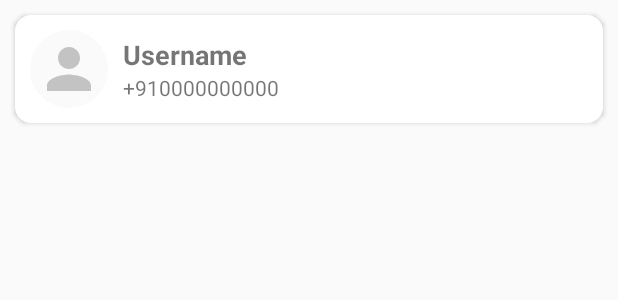
After one commit to Jerald-Joyson/Simple-Chat-Application, an Android app: the layout search_user_recycler_row.xml on its own in the app's theme, with its tools: preview values and no code run, on a phone screen of 412 x 824 dp. The commit adds this screen. Shown: the top 300 px of the screen. Run offline under Robolectric (Android 15) with nearby library versions, the phone set to English and light mode, and no system bars.

Commit message:
searching is set in search username activity

```diff
--- a/app/build.gradle
+++ b/app/build.gradle
@@ -34,11 +34,13 @@ dependencies {
     implementation 'androidx.appcompat:appcompat:1.6.1'
     implementation 'com.google.android.material:material:1.8.0'
     implementation 'androidx.constraintlayout:constraintlayout:2.1.4'
-    implementation 'com.google.firebase:firebase-firestore:24.0.2'
+    implementation 'com.google.firebase:firebase-firestore:24.4.4'
+    implementation 'com.google.firebase:firebase-firestore-ktx:24.6.0'
+    implementation 'com.google.firebase:firebase-auth-ktx:22.0.0'
     testImplementation 'junit:junit:4.13.2'
     androidTestImplementation 'androidx.test.ext:junit:1.1.5'
     androidTestImplementation 'androidx.test.espresso:espresso-core:3.5.1'
 
     implementation platform('com.google.firebase:firebase-bom:31.4.0')
-    implementation 'com.google.firebase:firebase-auth-ktx'
+    implementation 'com.firebaseui:firebase-ui-firestore:8.0.2'
 }
--- a/app/src/main/java/com/example/chat_app/LoginUsernameActivity.java
+++ b/app/src/main/java/com/example/chat_app/LoginUsernameActivity.java
@@ -51,7 +51,7 @@ public class LoginUsernameActivity extends AppCompatActivity {
         if (userModel !=null){
             userModel.setUsername(username);
         }else{
-            userModel = new UserModel(phoneNumber,username, Timestamp.now());
+            userModel = new UserModel(phoneNumber,username, Timestamp.now(),FirebaseUtil.currentUserId());
         }
         FirebaseUtil.currentUserDetails().set(userModel).addOnCompleteListener(new OnCompleteListener<Void>() {
             @Override
--- a/app/src/main/res/layout/activity_search_user.xml
+++ b/app/src/main/res/layout/activity_search_user.xml
@@ -52,6 +52,7 @@
             android:layout_toLeftOf="@id/search_user_btn"
             android:background="@drawable/edit_text_rounded_corner"
             android:elevation="4dp"
+            android:textColor="@color/black"
             android:hint="Username"
             android:textColorHint="@color/light_gray"
             android:padding="10dp" />
--- /dev/null
+++ b/app/src/main/res/layout/profile_pic_view.xml
@@ -0,0 +1,18 @@
+<?xml version="1.0" encoding="utf-8"?>
+<RelativeLayout xmlns:android="http://schemas.android.com/apk/res/android"
+    android:layout_width="wrap_content"
+    android:layout_height="wrap_content"
+    xmlns:app="http://schemas.android.com/apk/res-auto">
+
+    <ImageView
+        android:layout_width="52dp"
+        android:layout_height="52dp"
+        android:background="@drawable/circular_bg"
+        android:src="@drawable/person_icon"
+        android:padding="4dp"
+        app:tint="@color/light_gray"
+        android:backgroundTint="@color/off_white"
+        android:layout_centerInParent="true"
+        android:id="@+id/profile_pic_image_view"/>
+
+</RelativeLayout>
--- /dev/null
+++ b/app/src/main/res/layout/search_user_recycler_row.xml
@@ -0,0 +1,34 @@
+<?xml version="1.0" encoding="utf-8"?>
+<LinearLayout xmlns:android="http://schemas.android.com/apk/res/android"
+    android:layout_width="match_parent"
+    android:layout_height="wrap_content"
+    android:background="@drawable/edit_text_rounded_corner"
+    android:layout_margin="10dp"
+    android:elevation="2dp">
+
+<include layout="@layout/profile_pic_view"
+    android:layout_width="52dp"
+    android:layout_height="52dp"
+    android:layout_gravity="center"
+    android:layout_margin="10dp"/>
+
+    <LinearLayout
+        android:layout_width="match_parent"
+        android:layout_height="wrap_content"
+        android:layout_gravity="center"
+        android:orientation="vertical">
+
+        <TextView
+            android:id="@+id/user_name_text"
+            android:layout_width="wrap_content"
+            android:layout_height="wrap_content"
+            android:text="Username"
+            android:textSize="18dp"
+            android:textStyle="bold"/>
+        <TextView
+            android:layout_width="wrap_content"
+            android:layout_height="wrap_content"
+            android:text="+910000000000"
+            android:id="@+id/phone_text"/>
+    </LinearLayout>
+</LinearLayout>
--- a/build.gradle
+++ b/build.gradle
@@ -4,6 +4,6 @@ buildscript {
     }
 }// Top-level build file where you can add configuration options common to all sub-projects/modules.
 plugins {
-    id 'com.android.application' version '7.3.1' apply false
-    id 'com.android.library' version '7.3.1' apply false
+    id 'com.android.application' version '8.0.1' apply false
+    id 'com.android.library' version '8.0.1' apply false
 }
--- a/gradle.properties
+++ b/gradle.properties
@@ -19,3 +19,5 @@ android.useAndroidX=true
 # resources declared in the library itself and none from the library's dependencies,
 # thereby reducing the size of the R class for that library
 android.nonTransitiveRClass=true
+android.defaults.buildfeatures.buildconfig=true
+android.nonFinalResIds=false
```
Also changed, not shown: app/src/main/java/com/example/chat_app/SearchUserActivity.java (+47 -4 lines), app/src/main/java/com/example/chat_app/adapter/SearchUserRecyclerAdapter.java (added, +60 -0 lines), app/src/main/java/com/example/chat_app/model/UserModel.java (+11 -1 lines), app/src/main/java/com/example/chat_app/utils/FirebaseUtil.java (+10 -5 lines), gradle/wrapper/gradle-wrapper.properties.
